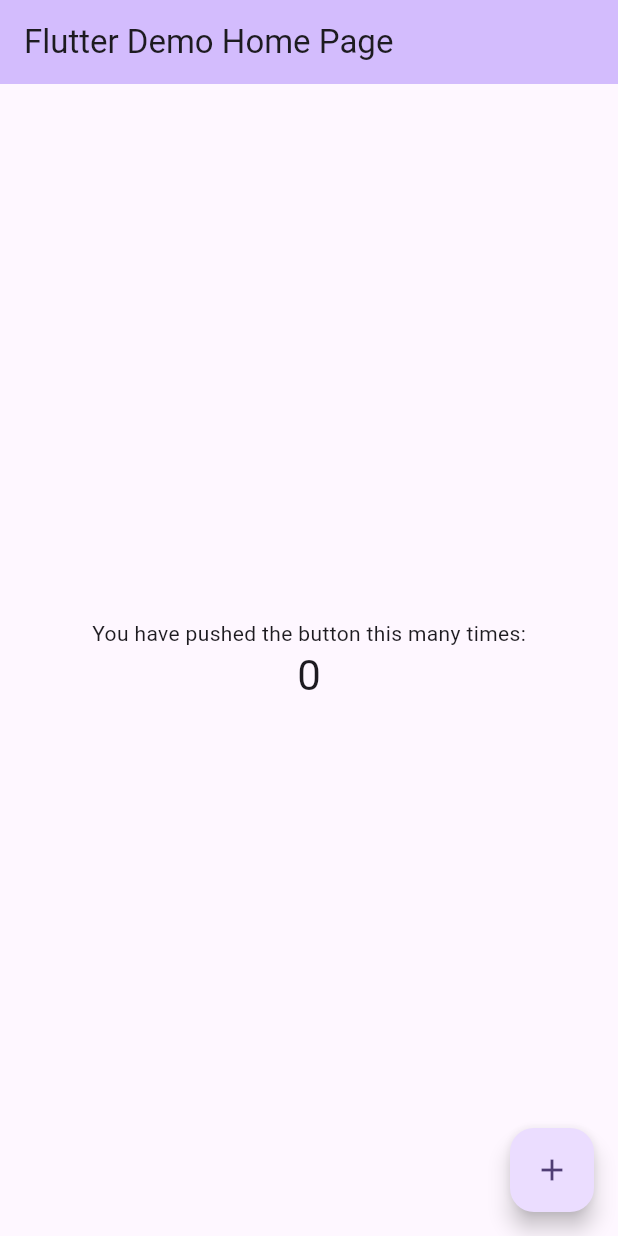
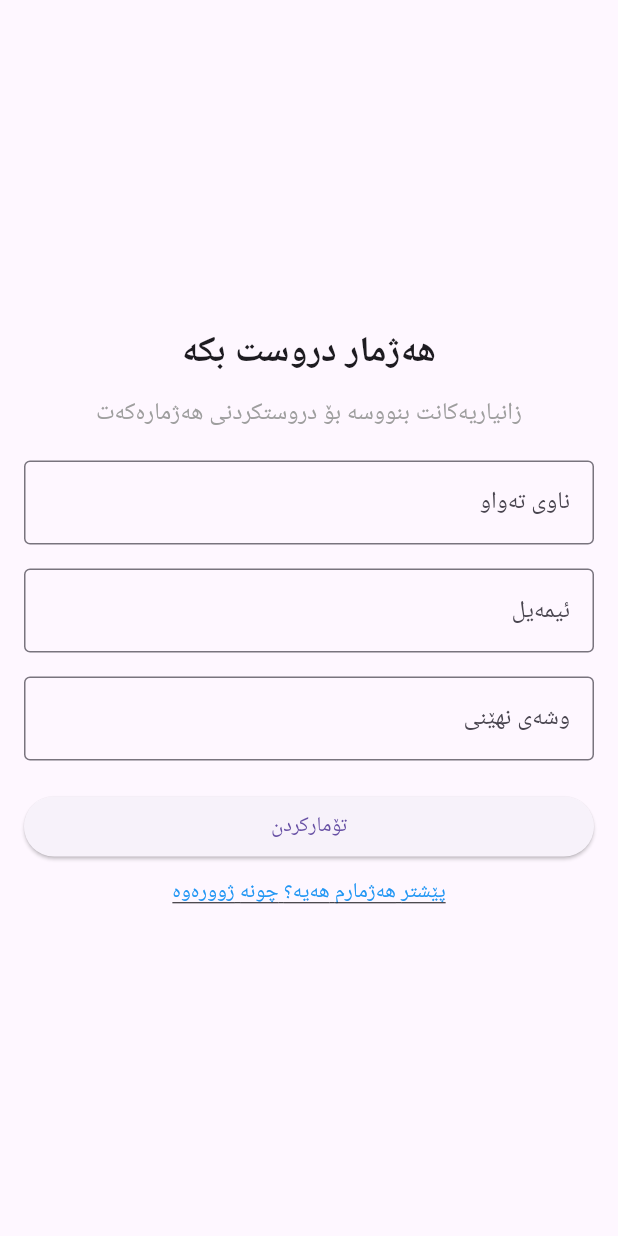
Before and after one commit to arentalb/final_project, a Flutter app: the screen it shows after launch, on a phone screen of 412 x 824 dp. Run offline on Flutter 3.47's test engine with Material 3 defaults, Android fonts, the phone set to English and light mode, and no system bars.

```diff
--- a/lib/main.dart
+++ b/lib/main.dart
@@ -1,4 +1,7 @@
 import 'package:flutter/material.dart';
+import 'package:flutter_test_app/pages/home_page.dart';
+import 'package:flutter_test_app/pages/signin_page.dart';
+import 'package:flutter_test_app/pages/signup_page.dart';
 
 void main() {
   runApp(const MyApp());
@@ -7,119 +10,23 @@ void main() {
 class MyApp extends StatelessWidget {
   const MyApp({super.key});
 
-  // This widget is the root of your application.
   @override
   Widget build(BuildContext context) {
     return MaterialApp(
-      title: 'Flutter Demo',
-      theme: ThemeData(
-        // This is the theme of your application.
-        //
-        // TRY THIS: Try running your application with "flutter run". You'll see
-        // the application has a purple toolbar. Then, without quitting the app,
-        // try changing the seedColor in the colorScheme below to Colors.green
-        // and then invoke "hot reload" (save your changes or press the "hot
-        // reload" button in a Flutter-supported IDE, or press "r" if you used
-        // the command line to start the app).
-        //
-        // Notice that the counter didn't reset back to zero; the application
-        // state is not lost during the reload. To reset the state, use hot
-        // restart instead.
-        //
-        // This works for code too, not just values: Most code changes can be
-        // tested with just a hot reload.
-        colorScheme: ColorScheme.fromSeed(seedColor: Colors.deepPurple),
-        useMaterial3: true,
-      ),
-      home: const MyHomePage(title: 'Flutter Demo Home Page'),
+      //yakam page bo away bcheta sary dway dagyrsany barnamaka
+      initialRoute: '/signup',
+      routes: {
+        // aw pagenay hamana ayannasenin , text ka la peshyawa / haya bawaya atwanyt bchina aw page , wa widgey aw pagey ayayne ka fileka xomand drwstman krdwa
+        '/': (context) => const Directionality(
+            //bo har danayak directionality ayayne bo awa nwsinakan la rastawa bo chap bn (rtl)
+            textDirection: TextDirection.rtl,
+            child: HomePage()),
+        '/signup': (context) => const Directionality(
+            textDirection: TextDirection.rtl, child: SignUpPage()),
+        '/signin': (context) => const Directionality(
+            textDirection: TextDirection.rtl, child: SignInPage()),
+      },
+      debugShowCheckedModeBanner: false,
     );
   }
 }
-
-class MyHomePage extends StatefulWidget {
-  const MyHomePage({super.key, required this.title});
-
-  // This widget is the home page of your application. It is stateful, meaning
-  // that it has a State object (defined below) that contains fields that affect
-  // how it looks.
-
-  // This class is the configuration for the state. It holds the values (in this
-  // case the title) provided by the parent (in this case the App widget) and
-  // used by the build method of the State. Fields in a Widget subclass are
-  // always marked "final".
-
-  final String title;
-
-  @override
-  State<MyHomePage> createState() => _MyHomePageState();
-}
-
-class _MyHomePageState extends State<MyHomePage> {
-  int _counter = 0;
-
-  void _incrementCounter() {
-    setState(() {
-      // This call to setState tells the Flutter framework that something has
-      // changed in this State, which causes it to rerun the build method below
-      // so that the display can reflect the updated values. If we changed
-      // _counter without calling setState(), then the build method would not be
-      // called again, and so nothing would appear to happen.
-      _counter++;
-    });
-  }
-
-  @override
-  Widget build(BuildContext context) {
-    // This method is rerun every time setState is called, for instance as done
-    // by the _incrementCounter method above.
-    //
-    // The Flutter framework has been optimized to make rerunning build methods
-    // fast, so that you can just rebuild anything that needs updating rather
-    // than having to individually change instances of widgets.
-    return Scaffold(
-      appBar: AppBar(
-        // TRY THIS: Try changing the color here to a specific color (to
-        // Colors.amber, perhaps?) and trigger a hot reload to see the AppBar
-        // change color while the other colors stay the same.
-        backgroundColor: Theme.of(context).colorScheme.inversePrimary,
-        // Here we take the value from the MyHomePage object that was created by
-        // the App.build method, and use it to set our appbar title.
-        title: Text(widget.title),
-      ),
-      body: Center(
-        // Center is a layout widget. It takes a single child and positions it
-        // in the middle of the parent.
-        child: Column(
-          // Column is also a layout widget. It takes a list of children and
-          // arranges them vertically. By default, it sizes itself to fit its
-          // children horizontally, and tries to be as tall as its parent.
-          //
-          // Column has various properties to control how it sizes itself and
-          // how it positions its children. Here we use mainAxisAlignment to
-          // center the children vertically; the main axis here is the vertical
-          // axis because Columns are vertical (the cross axis would be
-          // horizontal).
-          //
-          // TRY THIS: Invoke "debug painting" (choose the "Toggle Debug Paint"
-          // action in the IDE, or press "p" in the console), to see the
-          // wireframe for each widget.
-          mainAxisAlignment: MainAxisAlignment.center,
-          children: <Widget>[
-            const Text(
-              'You have pushed the button this many times:',
-            ),
-            Text(
-              '$_counter',
-              style: Theme.of(context).textTheme.headlineMedium,
-            ),
-          ],
-        ),
-      ),
-      floatingActionButton: FloatingActionButton(
-        onPressed: _incrementCounter,
-        tooltip: 'Increment',
-        child: const Icon(Icons.add),
-      ), // This trailing comma makes auto-formatting nicer for build methods.
-    );
-  }
-}
--- /dev/null
+++ b/lib/pages/signup_page.dart
@@ -0,0 +1,156 @@
+import 'package:flutter/material.dart';
+
+class SignUpPage extends StatefulWidget {
+  const SignUpPage({super.key});
+
+  @override
+  State<SignUpPage> createState() => _SignUpPageState();
+}
+
+class _SignUpPageState extends State<SignUpPage> {
+  //2- ama bo awaya ka rastawxo dastman bgat ab valuey hame filedakan zyatr bas bo validatin bakary ahenin
+  // bo nmwna abet useraka email daxlbkat la filedy email , passwordaka la 6 kamtr nabet , la xwarawa zyatr basiakam
+  final _formKey = GlobalKey<FormState>();
+
+  //1- amana controllern drwstyanakain bo away btwanyn dastman bgat baw nwsinay ka la har inpt fildeka aynwsin
+  final TextEditingController _nameController = TextEditingController();
+  final TextEditingController _emailController = TextEditingController();
+  final TextEditingController _passwordController = TextEditingController();
+
+// 10- lerada ka useraka clicky la aw btna krd la stepy 9 ama run abet
+// ka run bw yakam sht serakat ka bzanet aw nrxanay la input filedaka zyaman krdwa hamwyan tawawn ?
+// amay la regay aw formaawa wa dakat ka la stepy 2 - 3 bom baskrdn
+  void _signUp() {
+    // alet lam forma currentState hamw valuey hame inputakany laya , functiony validate lasar run akat
+    // ka agar hamw inputakan aw validashnay boman danawn wakw stepy 5 wa awany kash agar hamwyan keshayn nabet am true agarenetawa
+    // agarish har yakekishian bet keshay tya bet false agarenetawa
+
+    if (_formKey.currentState!.validate()) {
+      // ama leraya ema request aneryn bo firebase ka userek drwstbkat ba pey aw shtanay kasaka daxli krdwa
+      // wa harwaha SnackBarekish drwstakainw pshany ayayn la bashy xwaraway shashaka ka aw namayay tyaya
+      ScaffoldMessenger.of(context).showSnackBar(
+        const SnackBar(content: Text('هەژمارەکەت دروست کرا')),
+      );
+      // dway away requestakaman nardw hich keshay tya nabw ema aw userman drwstkrd boya dway awa ema ayxayna pagey login bo away ba asany btwanet daxl bbet
+      Navigator.pushNamed(context, '/signin');
+    }
+  }
+
+  @override
+  Widget build(BuildContext context) {
+    return Scaffold(
+      body: Center(
+        child: Padding(
+          padding: const EdgeInsets.all(16.0),
+          child: Form(
+            //3- amaman bakarnahena la jami3a ta esta ama har widgeky taza ka hamw enput filedakanman akaina naw amawa
+            // am keyaya ayayne bo away bynsenin ka amash aw varaiableaya ka la stepy 2 pem wtn
+            // ta est ama tanha nasandenty bakarman nahenawa , dwatr petanalem la stepakani ka
+            key: _formKey,
+            child: Column(
+              mainAxisSize: MainAxisSize.min,
+              children: [
+                const Text(
+                  "هەژمار دروست بکە",
+                  style: TextStyle(fontSize: 24, fontWeight: FontWeight.bold),
+                ),
+                const SizedBox(height: 10),
+                const Text(
+                  "زانیاریەکانت بنووسە بۆ دروستکردنی هەژمارەکەت",
+                  style: TextStyle(fontSize: 16, color: Colors.grey),
+                ),
+                const SizedBox(height: 20),
+                TextFormField(
+                  //4- ama input fildeka ka controllerakay ka bo amaman drwst krdwa ayyne
+                  controller: _nameController,
+                  decoration: const InputDecoration(
+                    labelText: "ناوی تەواو",
+                    border: OutlineInputBorder(),
+                  ),
+                  //5- ama hich  elaqay ba awawa nia ka la stepy 3 bom baskrdn
+                  // lera hamw TextFormField amd fileday haya ka functionek waragret
+                  // la naw functionakaya aw shatay nwsiwmana lam daqaya la input filedakaya
+                  //ayxata aw variabley ka nawman nawa (value)
+                  validator: (value) {
+                    //6- ama agar aw valuey ka la input filedakaya batal bw yan null be la error messjakaya aw nwsinamn bo anwset
+                    if (value == null || value.isEmpty) {
+                      return 'تکایە ناوت بنووسە';
+                    }
+                    return null;
+                  },
+                ),
+                const SizedBox(height: 16),
+                TextFormField(
+                  controller: _emailController,
+                  keyboardType: TextInputType.emailAddress,
+                  decoration: const InputDecoration(
+                    labelText: "ئیمەیل",
+                    border: OutlineInputBorder(),
+                  ),
+                  validator: (value) {
+                    //7 amash bahamn sheway away sarawaya step5 balam ema checky dw shtakain
+                    // serakain bzanin hichy la inputsaka nwsiawa
+                    if (value == null || value.isEmpty) {
+                      return 'تکایە ئیمەیلەکەت بنووسە';
+                    }
+                    // seriakain bzanin shewazy emaila bo nmwna kotay bet ba @gmail.com
+                    if (!RegExp(r'^[^@]+@[^@]+\.[^@]+').hasMatch(value)) {
+                      return 'تکایە ئیمەیلەکە بە شێوازی دروست بنووسە';
+                    }
+                    return null;
+                  },
+                ),
+                const SizedBox(height: 16),
+                TextFormField(
+                  controller: _passwordController,
+                  obscureText: true,
+                  decoration: const InputDecoration(
+                    labelText: "وشەی نهێنی",
+                    border: OutlineInputBorder(),
+                  ),
+                  validator: (value) {
+                    if (value == null || value.isEmpty) {
+                      return 'تکایە وشەی نهێنیەکەت بنووسە';
+                    }
+                    //8 ama seriakat bzanet away nwsywety kamtra la 6 pyt agar kamr bw aw message pshanayat
+                    if (value.length < 6) {
+                      return 'وشەی نهێنی پێویستە زیاتر لە ٦ پیت بێت';
+                    }
+                    return null;
+                  },
+                ),
+                const SizedBox(height: 20),
+                SizedBox(
+                  width: double.infinity,
+                  // 9 - ama aw btnaya ka useraka ka clicky le krd functiony _signUp run abet ka la sarawa nasandwmana
+                  //  bo stepy 10 bchora sarawa
+                  child: ElevatedButton(
+                    onPressed: _signUp,
+                    child: const Text("تۆمارکردن"),
+                  ),
+                ),
+                const SizedBox(height: 10),
+                GestureDetector(
+                  onTap: () {
+                    //11 - ama aw nwsina shinay xwarawa ka la regay amawa achina pageky ka
+                    // ka clicky lama krd achet bo aw pagey ka nawakaman yawa pey (\signup) ka la filey main.dart nasandwmana
+                    // ama xoy texteka ka la xwarawa aybynyt bas abet ba shewazek bzanin ka kay clicky le akat boya xstwmanata naw  GestureDetector
+                    Navigator.pushNamed(context, '/signin');
+                  },
+                  child: const Text(
+                    "پێشتر هەژمارم هەیە؟ چونە ژوورەوە",
+                    style: TextStyle(
+                      fontSize: 14,
+                      color: Colors.blue,
+                      decoration: TextDecoration.underline,
+                    ),
+                  ),
+                ),
+              ],
+            ),
+          ),
+        ),
+      ),
+    );
+  }
+}
```
Also changed, not shown: lib/pages/home_page.dart (added, +19 -0 lines), lib/pages/signin_page.dart (added, +110 -0 lines).
